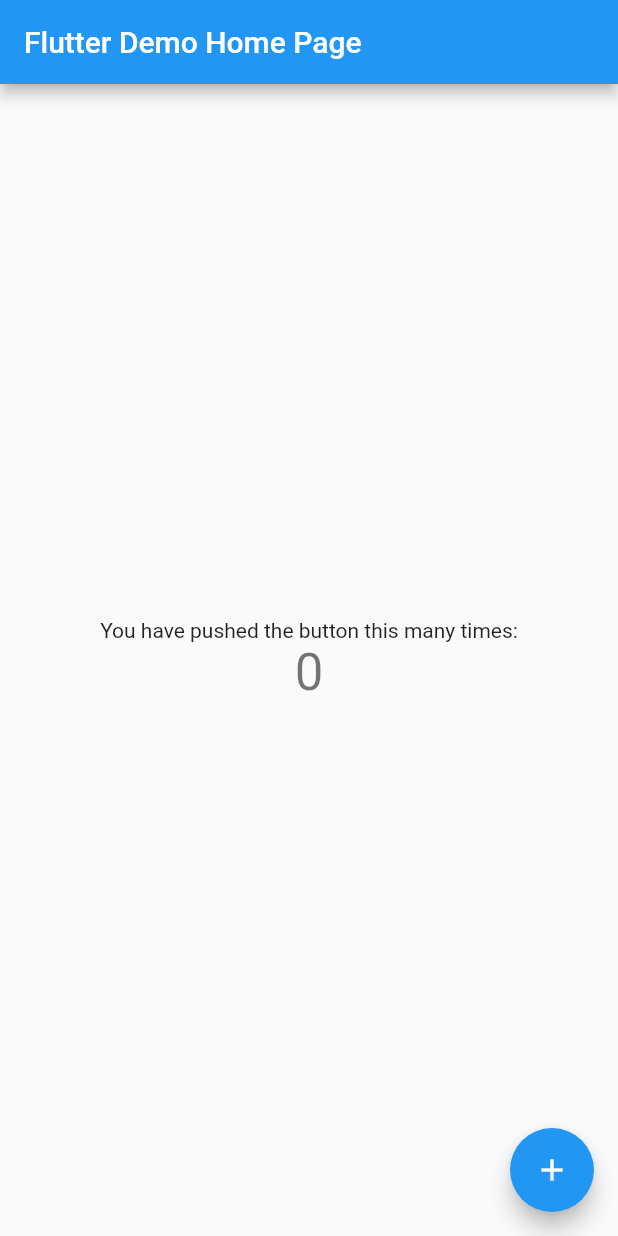
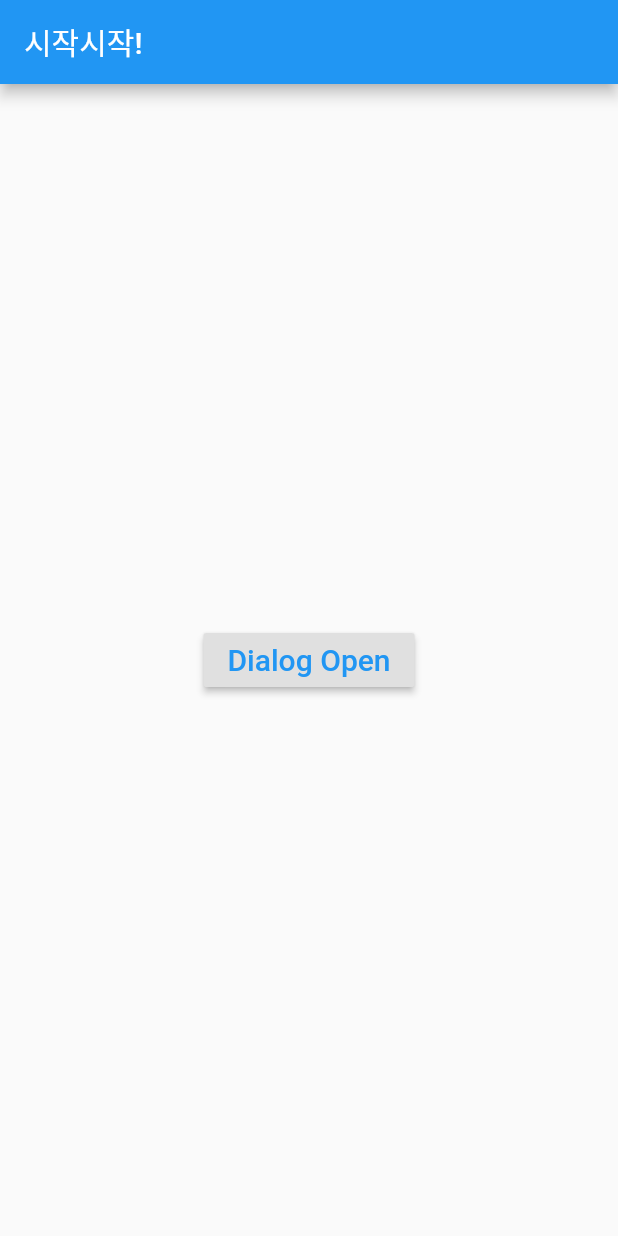
Before and after one commit to JasonKK/BOM-frontend, a Flutter app: the screen it shows after launch, on a phone screen of 412 x 824 dp. Run offline on Flutter 3.47's test engine with Material 2 defaults, Android fonts, the phone set to English and light mode, and no system bars.

Commit message:
Made MainPage

```diff
--- a/lib/main.dart
+++ b/lib/main.dart
@@ -1,3 +1,4 @@
+import 'package:bom_front/view/quiz_popup.dart';
 import 'package:flutter/material.dart';
 
 void main() {
@@ -13,33 +14,15 @@ class MyApp extends StatelessWidget {
     return MaterialApp(
       title: 'Flutter Demo',
       theme: ThemeData(
-        // This is the theme of your applicatio
-        //
-        // Try running your application with "flutter run". You'll see the
-        // application has a blue toolbar. Then, without quitting the app, try
-        // changing the primarySwatch below to Colors.green and then invoke
-        // "hot reload" (press "r" in the console where you ran "flutter run",
-        // or simply save your changes to "hot reload" in a Flutter IDE).
-        // Notice that the counter didn't reset back to zero; the application
-        // is not restarted.
         primarySwatch: Colors.blue,
       ),
-      home: const MyHomePage(title: 'Flutter Demo Home Page'),
+      home: const MyHomePage(title: '시작시작!'),
     );
   }
 }
 
 class MyHomePage extends StatefulWidget {
   const MyHomePage({Key? key, required this.title}) : super(key: key);
-
-  // This widget is the home page of your application. It is stateful, meaning
-  // that it has a State object (defined below) that contains fields that affect
-  // how it looks.
-
-  // This class is the configuration for the state. It holds the values (in this
-  // case the title) provided by the parent (in this case the App widget) and
-  // used by the build method of the State. Fields in a Widget subclass are
-  // always marked "final".
 
   final String title;
 
@@ -48,68 +31,30 @@ class MyHomePage extends StatefulWidget {
 }
 
 class _MyHomePageState extends State<MyHomePage> {
-  int _counter = 0;
-
-  void _incrementCounter() {
-    setState(() {
-      // This call to setState tells the Flutter framework that something has
-      // changed in this State, which causes it to rerun the build method below
-      // so that the display can reflect the updated values. If we changed
-      // _counter without calling setState(), then the build method would not be
-      // called again, and so nothing would appear to happen.
-      _counter++;
-    });
-  }
-
   @override
   Widget build(BuildContext context) {
-    // This method is rerun every time setState is called, for instance as done
-    // by the _incrementCounter method above.
-    //
-    // The Flutter framework has been optimized to make rerunning build methods
-    // fast, so that you can just rebuild anything that needs updating rather
-    // than having to individually change instances of widgets.
     return Scaffold(
       appBar: AppBar(
-        // Here we take the value from the MyHomePage object that was created by
-        // the App.build method, and use it to set our appbar title.
         title: Text(widget.title),
       ),
       body: Center(
-        // Center is a layout widget. It takes a single child and positions it
-        // in the middle of the parent.
         child: Column(
-          // Column is also a layout widget. It takes a list of children and
-          // arranges them vertically. By default, it sizes itself to fit its
-          // children horizontally, and tries to be as tall as its parent.
-          //
-          // Invoke "debug painting" (press "p" in the console, choose the
-          // "Toggle Debug Paint" action from the Flutter Inspector in Android
-          // Studio, or the "Toggle Debug Paint" command in Visual Studio Code)
-          // to see the wireframe for each widget.
-          //
-          // Column has various properties to control how it sizes itself and
-          // how it positions its children. Here we use mainAxisAlignment to
-          // center the children vertically; the main axis here is the vertical
-          // axis because Columns are vertical (the cross axis would be
-          // horizontal).
           mainAxisAlignment: MainAxisAlignment.center,
-          children: <Widget>[
-            const Text(
-              'You have pushed the button this many times:',
-            ),
-            Text(
-              '$_counter',
-              style: Theme.of(context).textTheme.headline4,
+          children: [
+            RaisedButton(
+              child: Text(
+                "Dialog Open",
+                style: TextStyle(
+                  fontSize: 20,
+                  color: Colors.blue,
+                ),
+              ),
+              onPressed: () => FlutterDialog(context),
             ),
           ],
         ),
       ),
-      floatingActionButton: FloatingActionButton(
-        onPressed: _incrementCounter,
-        tooltip: 'Increment',
-        child: const Icon(Icons.add),
-      ), // This trailing comma makes auto-formatting nicer for build methods.
+      // This trailing comma makes auto-formatting nicer for build methods.
     );
   }
 }
```
Also changed, not shown: pubspec.lock, 1 other file.
